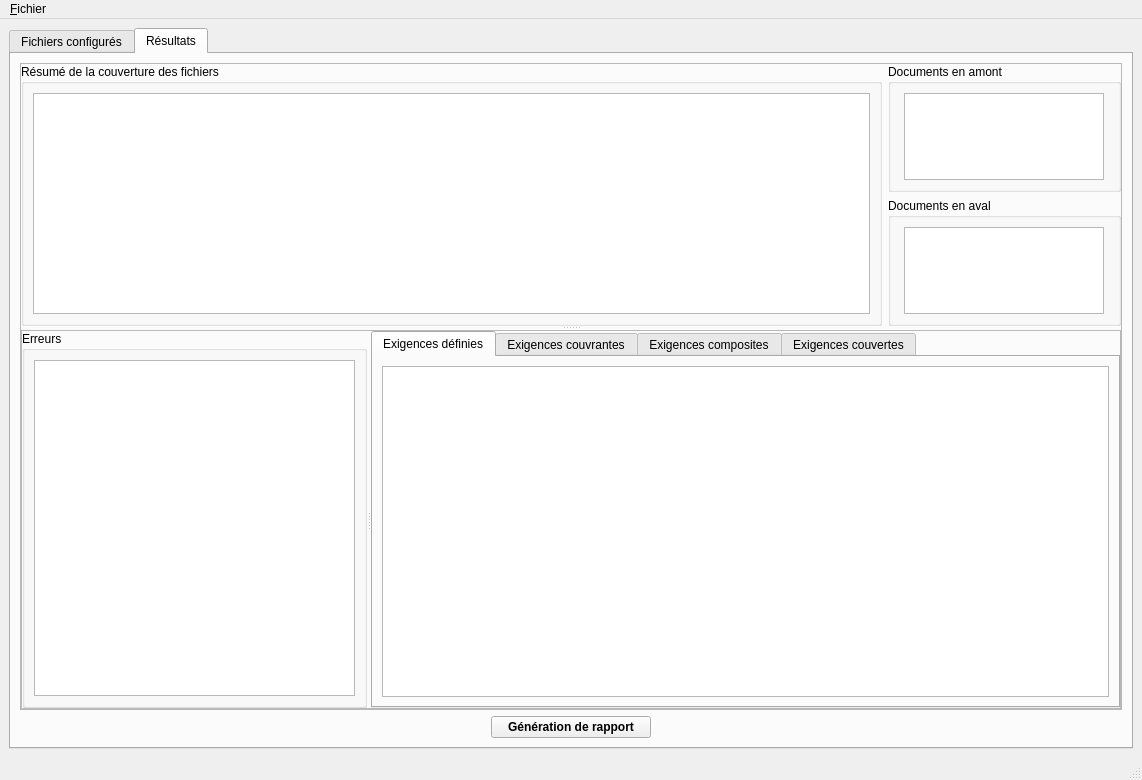
Before: the Qt Designer form ui/Rekkix.ui in fsouliers/Rekkix, drawn with Qt 5.
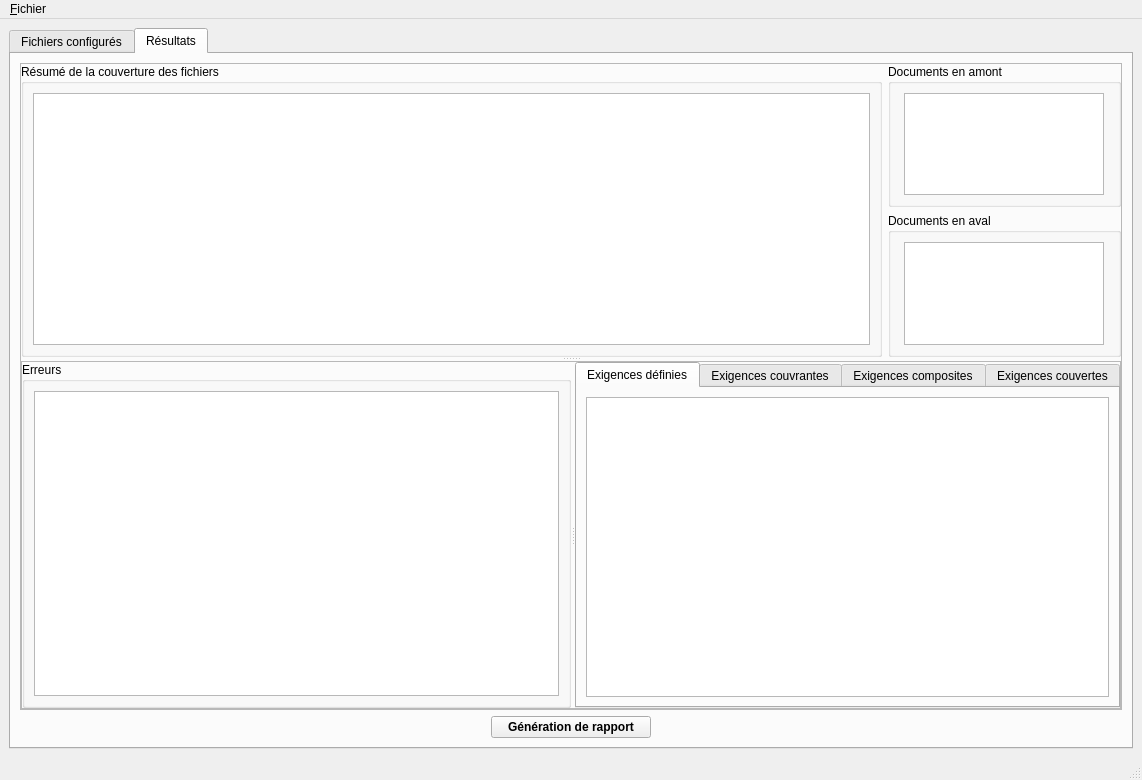
After: the same form once the commit is applied. The open tabs and pages were chosen to show the change.

```diff
--- a/ui/Rekkix.ui
+++ b/ui/Rekkix.ui
@@ -190,9 +190,6 @@
                    <height>0</height>
                   </size>
                  </property>
-                 <property name="sizeAdjustPolicy">
-                  <enum>QAbstractScrollArea::AdjustToContents</enum>
-                 </property>
                  <property name="alternatingRowColors">
                   <bool>true</bool>
                  </property>
@@ -242,9 +239,6 @@
                    <height>16777215</height>
                   </size>
                  </property>
-                 <property name="sizeAdjustPolicy">
-                  <enum>QAbstractScrollArea::AdjustToContents</enum>
-                 </property>
                  <property name="alternatingRowColors">
                   <bool>true</bool>
                  </property>
@@ -291,9 +285,6 @@
                    <height>16777215</height>
                   </size>
                  </property>
-                 <property name="sizeAdjustPolicy">
-                  <enum>QAbstractScrollArea::AdjustToContents</enum>
-                 </property>
                  <property name="alternatingRowColors">
                   <bool>true</bool>
                  </property>
@@ -327,9 +318,6 @@
             <layout class="QGridLayout" name="gridLayout_7">
              <item row="0" column="0">
               <widget class="QTableView" name="tv_errors">
-               <property name="sizeAdjustPolicy">
-                <enum>QAbstractScrollArea::AdjustToContents</enum>
-               </property>
                <property name="alternatingRowColors">
                 <bool>true</bool>
                </property>
@@ -357,9 +345,6 @@
              <layout class="QGridLayout" name="gridLayout_8">
               <item row="0" column="0">
                <widget class="QTableView" name="tv_definedReqs">
-                <property name="sizeAdjustPolicy">
-                 <enum>QAbstractScrollArea::AdjustToContents</enum>
-                </property>
                 <property name="selectionBehavior">
                  <enum>QAbstractItemView::SelectRows</enum>
                 </property>
```
Left out of the diff: 27 changed lines with no effect on the pictures.
